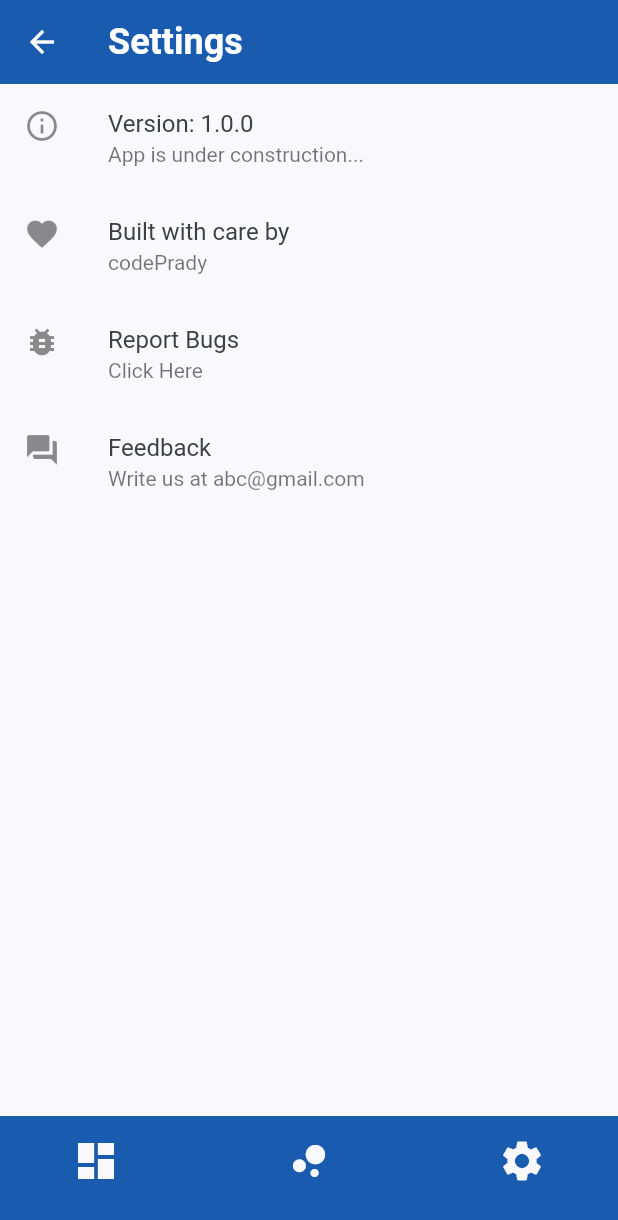
After one commit to praneethr86/rentdiary, a Flutter app: the SettingsScreen screen opened directly, after a tap on the "settings" icon, on a phone screen of 412 x 824 dp. The commit adds this screen. Shown: the top 1220 px of the screen. Run offline on Flutter 3.47's test engine with Material 2 defaults, Android fonts, the phone set to English and light mode, and no system bars; our stand-ins replace pie_chart.

Commit message:
Add Notifications toggle switch Add Settings dummy screens Add route from navbar and drawer for settings screen

```diff
--- a/lib/components/bottom_nav_bar.dart
+++ b/lib/components/bottom_nav_bar.dart
@@ -2,6 +2,7 @@ import 'package:flutter/material.dart';
 import 'package:rentdiary/constants.dart';
 import 'package:rentdiary/screens/home/home_screen.dart';
 import 'package:rentdiary/screens/reports/reports.dart';
+import 'package:rentdiary/screens/settings/settings.dart';
 
 class BottomNavBar extends StatelessWidget {
   @override
@@ -42,12 +43,12 @@ class BottomNavBar extends StatelessWidget {
             IconButton(
               icon: Icon(Icons.settings, color: kBackgroundColor, size: 32),
               onPressed: () {
-                // Navigator.push(
-                //   context,
-                //   MaterialPageRoute(
-                //     builder: (context) => SettingsScreen(),
-                //   ),
-                // );
+                Navigator.push(
+                  context,
+                  MaterialPageRoute(
+                    builder: (context) => SettingsScreen(),
+                  ),
+                );
               },
             ),
           ],
--- a/lib/components/drawer.dart
+++ b/lib/components/drawer.dart
@@ -1,4 +1,5 @@
 import 'package:flutter/material.dart';
+import 'package:rentdiary/screens/settings/settings.dart';
 
 import '../constants.dart';
 
@@ -37,16 +38,22 @@ class DrawerWidget extends StatelessWidget {
         ListTile(
           leading: Icon(Icons.notifications),
           title: Text('Notifications'),
-          onTap: () {
-            Navigator.pop(context);
-          },
-          trailing: Icon(Icons.arrow_right),
+          trailing: Switch(
+            value: true,
+            onChanged: null,
+            activeColor: Colors.green,
+          ),
         ),
         ListTile(
           leading: Icon(Icons.settings),
           title: Text('Settings'),
           onTap: () {
-            Navigator.pop(context);
+            Navigator.push(
+              context,
+              MaterialPageRoute(
+                builder: (context) => SettingsScreen(),
+              ),
+            );
           },
           trailing: Icon(Icons.arrow_right),
         ),
--- /dev/null
+++ b/lib/screens/settings/settings.dart
@@ -0,0 +1,49 @@
+import 'package:flutter/material.dart';
+import 'package:rentdiary/components/bottom_nav_bar.dart';
+
+class SettingsScreen extends StatelessWidget {
+  @override
+  Widget build(BuildContext context) {
+    return Scaffold(
+      appBar: buildAppBar(),
+      body: Container(
+        child: Center(
+          child: Column(
+            children: [
+              ListTile(
+                leading: Icon(Icons.info_outline),
+                title: Text('Version: 1.0.0'),
+                subtitle: Text('App is under construction...'),
+              ),
+              ListTile(
+                leading: Icon(Icons.favorite),
+                title: Text('Built with care by '),
+                subtitle: Text('codePrady'),
+              ),
+              ListTile(
+                leading: Icon(Icons.bug_report),
+                title: Text('Report Bugs'),
+                subtitle: Text('Click Here'),
+              ),
+              ListTile(
+                leading: Icon(Icons.question_answer),
+                title: Text('Feedback'),
+                subtitle: Text('Write us at abc@gmail.com'),
+              )
+            ],
+          ),
+        ),
+      ),
+      bottomNavigationBar: BottomNavBar(),
+    );
+  }
+
+  AppBar buildAppBar() {
+    return AppBar(
+      elevation: 0,
+      title: Text('Settings',
+          style: TextStyle(
+              color: Colors.white, fontWeight: FontWeight.bold, fontSize: 24)),
+    );
+  }
+}
```
